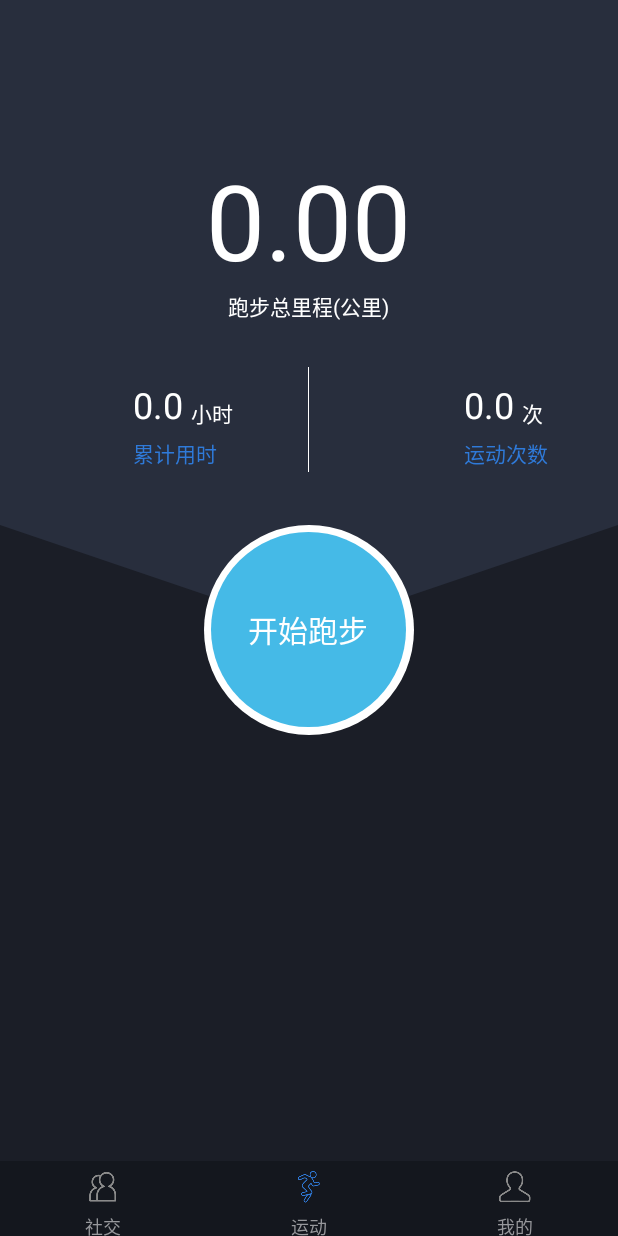
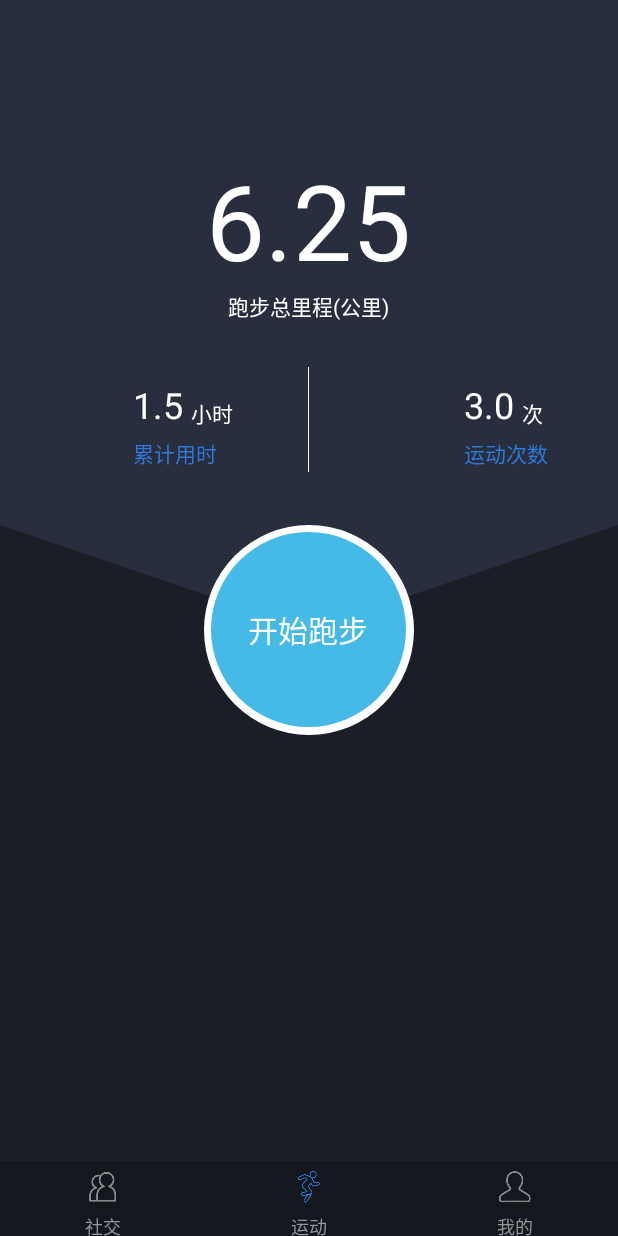
Before and after one commit to myqq0000/Android-Sport, an Android app: the FragmentSport screen opened directly, with no data from a screen before it, on a phone screen of 412 x 824 dp. Run offline under Robolectric (Android 15) with nearby library versions, the phone set to English and light mode, and no system bars.

Commit message:
Add multidex
Add multidex

```diff
--- a/app/build.gradle
+++ b/app/build.gradle
@@ -10,6 +10,7 @@ android {
         targetSdkVersion 22
         versionCode 1
         versionName "1.0"
+        multiDexEnabled true
     }
     buildTypes {
         release {
@@ -37,4 +38,5 @@ dependencies {
     compile 'org.greenrobot:eventbus:3.0.0'
     compile files('libs/BaiduLBS_Android.jar')
     compile 'com.github.bumptech.glide:glide:3.7.0'
+    compile 'com.android.support:multidex:1.0.1'
 }
--- a/app/src/main/AndroidManifest.xml
+++ b/app/src/main/AndroidManifest.xml
@@ -97,8 +97,6 @@
             android:enabled="true"
             android:process=":remote"></service>
 
-
-
     </application>
 
 </manifest>
--- a/app/src/main/java/com/WatchMovie/AndroidSport/fragment/FragmentNews.java
+++ b/app/src/main/java/com/WatchMovie/AndroidSport/fragment/FragmentNews.java
@@ -3,10 +3,7 @@ package com.WatchMovie.AndroidSport.fragment;
 import android.content.Intent;
 import android.graphics.Rect;
 import android.os.Bundle;
-<<<<<<< HEAD
 import android.support.annotation.Nullable;
-=======
->>>>>>> e8abc7aefbf5986049ac27099f523bd76c00f11c
 import android.support.v7.widget.RecyclerView;
 import android.view.LayoutInflater;
 import android.view.View;
--- a/app/src/main/res/layout/fragment_sport.xml
+++ b/app/src/main/res/layout/fragment_sport.xml
@@ -15,7 +15,7 @@
         style="@style/base_tab_sport_text"
         android:layout_centerHorizontal="true"
         android:layout_marginTop="100dp"
-        android:text="0.00"
+        android:text="6.25"
         android:textSize="70sp" />
 
     <TextView
@@ -42,7 +42,7 @@
                 android:layout_alignBottom="@+id/tab_sport_time_tv"
                 android:layout_marginRight="5dp"
                 android:layout_toLeftOf="@+id/tab_sport_time_tv"
-                android:text="0.0"
+                android:text="1.5"
                 android:textSize="24sp" />
 
 
@@ -82,7 +82,7 @@
                 android:layout_alignBottom="@+id/tab_sport_num_time_tv"
                 android:layout_marginRight="5dp"
                 android:layout_toLeftOf="@+id/tab_sport_num_time_tv"
-                android:text="0.0"
+                android:text="3.0"
                 android:textSize="24sp" />
 
 
```
